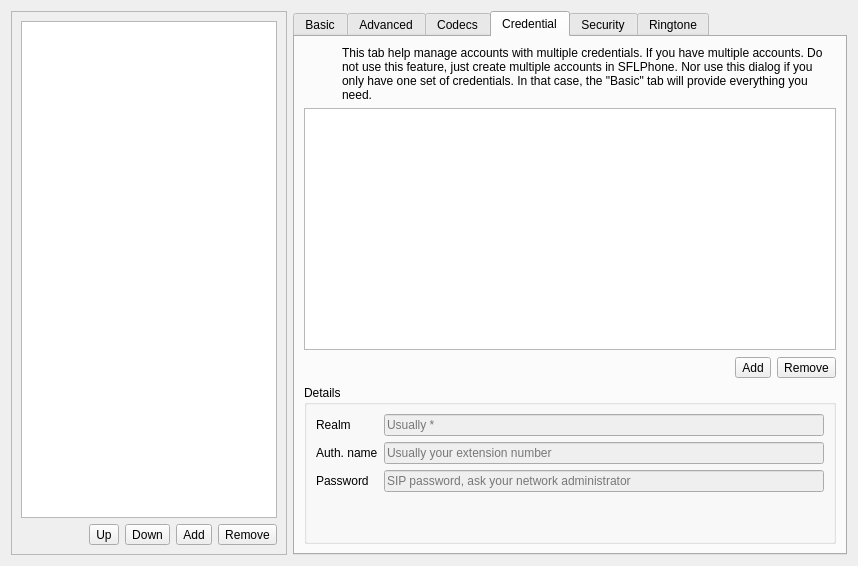
Before: the Qt Designer form src/conf/dlgaccountsbase.ui in KDE/ring-kde, drawn with Qt 5.
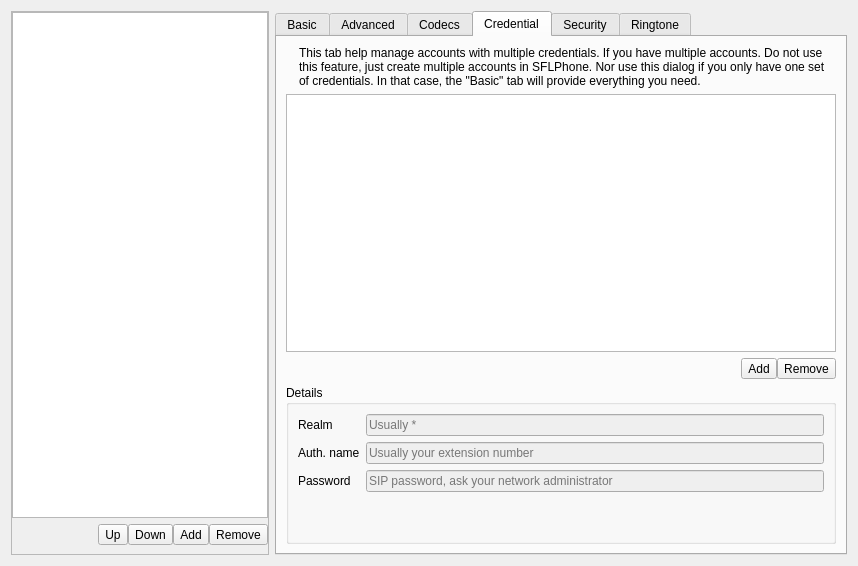
After: the same form once the commit is applied. The open tabs and pages were chosen to show the change. Custom widgets are drawn as their Qt base class.

Commit message: [ #31584 ] Add grouped tool button

Diff of the .ui file:
```diff
--- a/src/conf/dlgaccountsbase.ui
+++ b/src/conf/dlgaccountsbase.ui
@@ -58,9 +58,67 @@
         <property name="frameShadow">
          <enum>QFrame::Raised</enum>
         </property>
-        <layout class="QGridLayout" name="gridLayout_13">
-         <item row="1" column="2">
-          <widget class="QToolButton" name="button_accountDown">
+        <layout class="QGridLayout" name="gridLayout_9">
+         <property name="leftMargin">
+          <number>0</number>
+         </property>
+         <property name="topMargin">
+          <number>0</number>
+         </property>
+         <property name="rightMargin">
+          <number>0</number>
+         </property>
+         <item row="0" column="0" colspan="2">
+          <widget class="QListView" name="listView_accountList">
+           <property name="sizePolicy">
+            <sizepolicy hsizetype="Minimum" vsizetype="Expanding">
+             <horstretch>0</horstretch>
+             <verstretch>0</verstretch>
+            </sizepolicy>
+           </property>
+           <property name="minimumSize">
+            <size>
+             <width>150</width>
+             <height>0</height>
+            </size>
+           </property>
+           <property name="maximumSize">
+            <size>
+             <width>16777215</width>
+             <height>16777215</height>
+            </size>
+           </property>
+           <property name="whatsThis">
+            <string>By default, when you place a call, sflphone will use the first account in this list which is &quot;registered&quot;. Change the order of the accounts using the &quot;Up&quot; and &quot;Down&quot; arrows. Enable/disable them by checking/unchecking them on the left of the item. Add or remove some with &quot;Plus&quot; and &quot;Sub&quot; buttons. Edit the selected account with the form on the right.</string>
+           </property>
+           <property name="dragEnabled">
+            <bool>true</bool>
+           </property>
+          </widget>
+         </item>
+         <item row="1" column="1">
+          <layout class="QHBoxLayout" name="horizontalLayout_6">
+           <property name="spacing">
+            <number>0</number>
+           </property>
+           <item>
+            <widget class="LeftToolButton" name="button_accountUp">
+             <property name="toolTip">
+              <string>Get this account up</string>
+             </property>
+             <property name="whatsThis">
+              <string>By default, when you place a call, sflphone will use the first account in this list which is &quot;registered&quot;. Change the order of the accounts using the &quot;Up&quot; and &quot;Down&quot; arrows.</string>
+             </property>
+             <property name="text">
+              <string comment="Move account up">Up</string>
+             </property>
+             <property name="shortcut">
+              <string notr="true">Up, PgUp</string>
+             </property>
+            </widget>
+           </item>
+           <item>
+            <widget class="CenterToolButton" name="button_accountDown">
            <property name="toolTip">
             <string>Get this account down</string>
            </property>
@@ -75,8 +133,8 @@
            </property>
           </widget>
          </item>
-         <item row="1" column="3">
-          <widget class="QToolButton" name="button_accountAdd">
+           <item>
+            <widget class="CenterToolButton" name="button_accountAdd">
            <property name="sizePolicy">
             <sizepolicy hsizetype="Fixed" vsizetype="Fixed">
              <horstretch>0</horstretch>
@@ -103,8 +161,8 @@
            </property>
           </widget>
          </item>
-         <item row="1" column="4">
-          <widget class="QToolButton" name="button_accountRemove">
+           <item>
+            <widget class="RightToolButton" name="button_accountRemove">
            <property name="sizePolicy">
             <sizepolicy hsizetype="Fixed" vsizetype="Fixed">
              <horstretch>0</horstretch>
@@ -128,21 +186,7 @@
            </property>
           </widget>
          </item>
-         <item row="1" column="1">
-          <widget class="QToolButton" name="button_accountUp">
-           <property name="toolTip">
-            <string>Get this account up</string>
-           </property>
-           <property name="whatsThis">
-            <string>By default, when you place a call, sflphone will use the first account in this list which is &quot;registered&quot;. Change the order of the accounts using the &quot;Up&quot; and &quot;Down&quot; arrows.</string>
-           </property>
-           <property name="text">
-            <string comment="Move account up">Up</string>
-           </property>
-           <property name="shortcut">
-            <string notr="true">Up, PgUp</string>
-           </property>
-          </widget>
+          </layout>
          </item>
          <item row="1" column="0">
           <spacer name="horizontalSpacer">
@@ -157,34 +201,6 @@
            </property>
           </spacer>
          </item>
-         <item row="0" column="0" colspan="5">
-          <widget class="QListView" name="listView_accountList">
-           <property name="sizePolicy">
-            <sizepolicy hsizetype="Minimum" vsizetype="Expanding">
-             <horstretch>0</horstretch>
-             <verstretch>0</verstretch>
-            </sizepolicy>
-           </property>
-           <property name="minimumSize">
-            <size>
-             <width>150</width>
-             <height>0</height>
-            </size>
-           </property>
-           <property name="maximumSize">
-            <size>
-             <width>16777215</width>
-             <height>16777215</height>
-            </size>
-           </property>
-           <property name="whatsThis">
-            <string>By default, when you place a call, sflphone will use the first account in this list which is &quot;registered&quot;. Change the order of the accounts using the &quot;Up&quot; and &quot;Down&quot; arrows. Enable/disable them by checking/unchecking them on the left of the item. Add or remove some with &quot;Plus&quot; and &quot;Sub&quot; buttons. Edit the selected account with the form on the right.</string>
-           </property>
-           <property name="dragEnabled">
-            <bool>true</bool>
-           </property>
-          </widget>
-         </item>
         </layout>
        </widget>
       </item>
@@ -835,7 +851,26 @@
           <string>Credential</string>
          </attribute>
          <layout class="QGridLayout" name="gridLayout">
-          <item row="0" column="1" colspan="3">
+          <item row="0" column="0">
+           <widget class="QLabel" name="m_pInfoIconL">
+            <property name="sizePolicy">
+             <sizepolicy hsizetype="Minimum" vsizetype="Minimum">
+              <horstretch>0</horstretch>
+              <verstretch>0</verstretch>
+             </sizepolicy>
+            </property>
+            <property name="maximumSize">
+             <size>
+              <width>32</width>
+              <height>16777215</height>
+             </size>
+            </property>
+            <property name="text">
+             <string/>
+            </property>
+           </widget>
+          </item>
+          <item row="0" column="1" colspan="2">
            <widget class="QLabel" name="m_pInfoL">
             <property name="sizePolicy">
              <sizepolicy hsizetype="Minimum" vsizetype="Minimum">
@@ -851,63 +886,57 @@
             </property>
            </widget>
           </item>
+          <item row="1" column="0" colspan="3">
+           <widget class="QListView" name="list_credential">
+            <property name="sizePolicy">
+             <sizepolicy hsizetype="Expanding" vsizetype="Expanding">
+              <horstretch>0</horstretch>
+              <verstretch>0</verstretch>
+             </sizepolicy>
+            </property>
+           </widget>
+          </item>
           <item row="2" column="2">
-           <widget class="QToolButton" name="button_add_credential">
+           <layout class="QHBoxLayout" name="horizontalLayout_9">
+            <property name="spacing">
+             <number>0</number>
+            </property>
+            <item>
+             <spacer name="horizontalSpacer_8">
+              <property name="orientation">
+               <enum>Qt::Horizontal</enum>
+              </property>
+              <property name="sizeHint" stdset="0">
+               <size>
+                <width>40</width>
+                <height>20</height>
+               </size>
+              </property>
+             </spacer>
+            </item>
+            <item>
+             <widget class="LeftToolButton" name="button_add_credential">
+              <property name="sizePolicy">
+               <sizepolicy hsizetype="Fixed" vsizetype="Fixed">
+                <horstretch>0</horstretch>
+                <verstretch>0</verstretch>
+               </sizepolicy>
+              </property>
             <property name="text">
              <string comment="Add new credential">Add</string>
             </property>
            </widget>
           </item>
-          <item row="2" column="3">
-           <widget class="QToolButton" name="button_remove_credential">
+            <item>
+             <widget class="RightToolButton" name="button_remove_credential">
             <property name="text">
              <string comment="Remove selected credential">Remove</string>
             </property>
            </widget>
           </item>
-          <item row="0" column="0">
-           <widget class="QLabel" name="m_pInfoIconL">
-            <property name="sizePolicy">
-             <sizepolicy hsizetype="Minimum" vsizetype="Minimum">
-              <horstretch>0</horstretch>
-              <verstretch>0</verstretch>
-             </sizepolicy>
-            </property>
-            <property name="maximumSize">
-             <size>
-              <width>32</width>
-              <height>16777215</height>
-             </size>
-            </property>
-            <property name="text">
-             <string/>
-            </property>
-           </widget>
+           </layout>
           </item>
-          <item row="1" column="0" colspan="4">
-           <widget class="QListView" name="list_credential">
-            <property name="sizePolicy">
-             <sizepolicy hsizetype="Expanding" vsizetype="Expanding">
-              <horstretch>0</horstretch>
-              <verstretch>0</verstretch>
-             </sizepolicy>
-            </property>
-           </widget>
-          </item>
-          <item row="2" column="0" colspan="2">
-           <spacer name="horizontalSpacer_2">
-            <property name="orientation">
-             <enum>Qt::Horizontal</enum>
-            </property>
-            <property name="sizeHint" stdset="0">
-             <size>
-              <width>327</width>
-              <height>23</height>
-             </size>
-            </property>
-           </spacer>
-          </item>
-          <item row="3" column="0" colspan="4">
+          <item row="3" column="0" colspan="3">
            <widget class="QGroupBox" name="group_credential">
             <property name="sizePolicy">
              <sizepolicy hsizetype="Preferred" vsizetype="Minimum">
@@ -976,7 +1005,7 @@
                </property>
               </widget>
              </item>
-             <item row="3" column="1">
+             <item row="3" column="0" colspan="2">
               <spacer name="verticalSpacer_4">
                <property name="orientation">
                 <enum>Qt::Vertical</enum>
@@ -1412,6 +1441,21 @@
    <header>ktabwidget.h</header>
    <container>1</container>
   </customwidget>
+  <customwidget>
+   <class>LeftToolButton</class>
+   <extends>QToolButton</extends>
+   <header>widgets/groupedtoolbutton.h</header>
+  </customwidget>
+  <customwidget>
+   <class>RightToolButton</class>
+   <extends>QToolButton</extends>
+   <header>widgets/groupedtoolbutton.h</header>
+  </customwidget>
+  <customwidget>
+   <class>CenterToolButton</class>
+   <extends>QToolButton</extends>
+   <header>widgets/groupedtoolbutton.h</header>
+  </customwidget>
  </customwidgets>
  <resources>
   <include location="../qrc/resources.qrc"/>
```
Left out of the diff: 134 changed lines with no effect on the pictures. Lines whose indentation alone changed are shown as unchanged. The commit also changes 6 other files.
